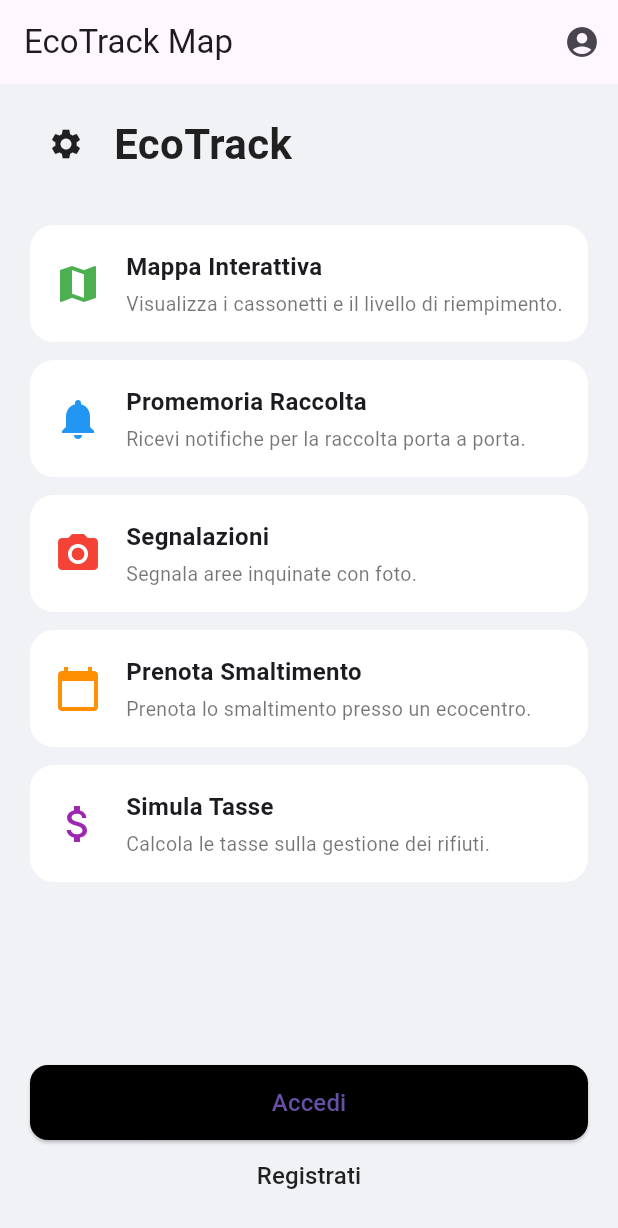
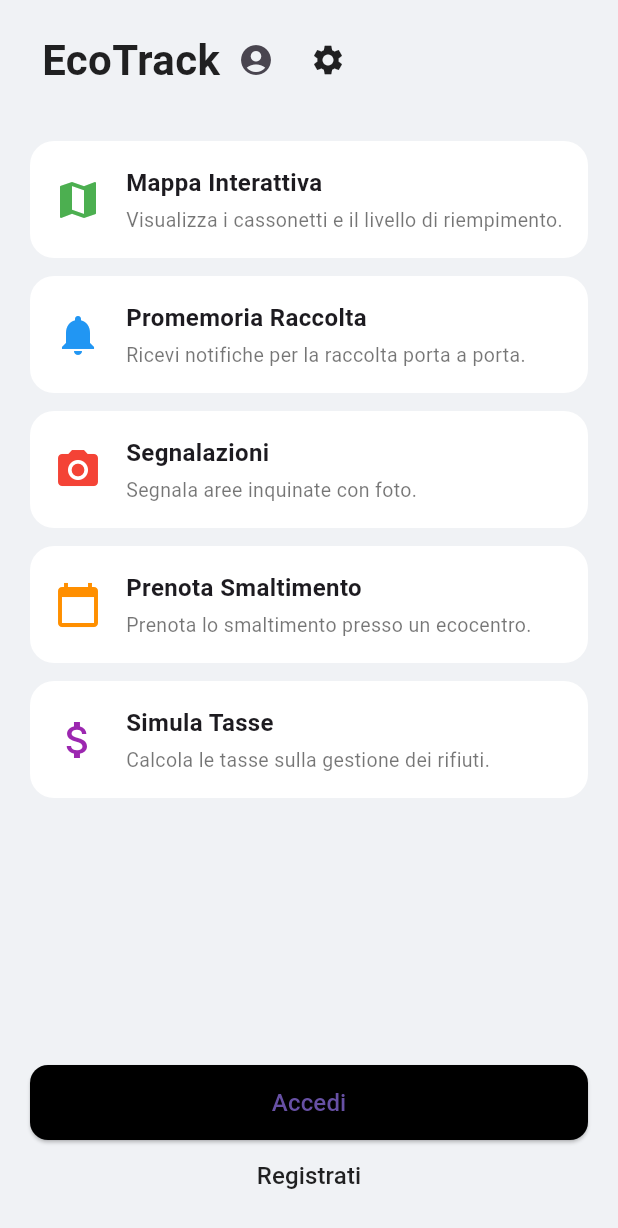
Before and after one commit to jagorev/EcoTrack, a Flutter app: the screen it shows after launch, on a phone screen of 412 x 824 dp. Shown: the top 1228 px of the screen. Run offline on Flutter 3.47's test engine with Material 3 defaults, Android fonts, the phone set to English and light mode, and no system bars; our stand-ins replace google_maps_flutter.

Commit message:
sistemazione grafica icone (entrambe a dx di eco track)

```diff
--- a/app/lib/dashboard.dart
+++ b/app/lib/dashboard.dart
@@ -45,23 +45,7 @@ class EcoTrackHomePage extends StatelessWidget {
   @override
   Widget build(BuildContext context) {
     return Scaffold(
-      appBar: AppBar(
-        title: const Text('EcoTrack Map'),
-        actions: [
-          IconButton(
-            icon: const Icon(Icons.account_circle),
-            onPressed: () {
-              Navigator.push(
-                context,
-                MaterialPageRoute(
-                  builder:
-                      (context) => const ProfilePage(userType: UserType.guest),
-                ),
-              );
-            },
-          ),
-        ],
-      ),
+
       backgroundColor: Color(0xFFF0F2F5),
       body: SafeArea(
         child: Padding(
@@ -71,6 +55,29 @@ class EcoTrackHomePage extends StatelessWidget {
             children: [
               Row(
                 children: [
+
+                  SizedBox(width: 8),
+                  Text(
+                    "EcoTrack",
+                    style: TextStyle(
+                      fontSize: 28,
+                      fontWeight: FontWeight.bold,
+                      color: Colors.black87,
+                    ),
+                  ),
+                  IconButton(
+                    icon: const Icon(Icons.account_circle),
+                    onPressed: () {
+                      Navigator.push(
+                        context,
+                        MaterialPageRoute(
+                          builder:
+                              (context) =>
+                                  const ProfilePage(userType: UserType.guest),
+                        ),
+                      );
+                    },
+                  ),
                   IconButton(
                     icon: Icon(Icons.settings, color: Colors.black87),
                     onPressed: () {
@@ -79,15 +86,6 @@ class EcoTrackHomePage extends StatelessWidget {
                         SnackBar(content: Text('Impostazioni (prossimamente)')),
                       );
                     },
-                  ),
-                  SizedBox(width: 8),
-                  Text(
-                    "EcoTrack",
-                    style: TextStyle(
-                      fontSize: 28,
-                      fontWeight: FontWeight.bold,
-                      color: Colors.black87,
-                    ),
                   ),
                 ],
               ),
```
